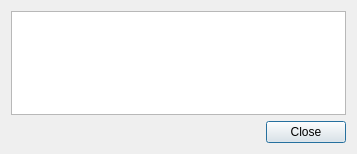
Above: sconcho/gui/ui/update_dialog.ui from haskelladdict/sconcho before the change. Below: the same form after it.
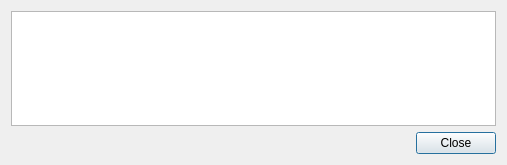
That is the form after the change.

```diff
--- a/sconcho/gui/ui/update_dialog.ui
+++ b/sconcho/gui/ui/update_dialog.ui
@@ -6,8 +6,8 @@
    <rect>
     <x>0</x>
     <y>0</y>
-    <width>357</width>
-    <height>154</height>
+    <width>507</width>
+    <height>165</height>
    </rect>
   </property>
   <property name="windowTitle">
```
Left out of the diff: 6 changed lines with no effect on the pictures.
